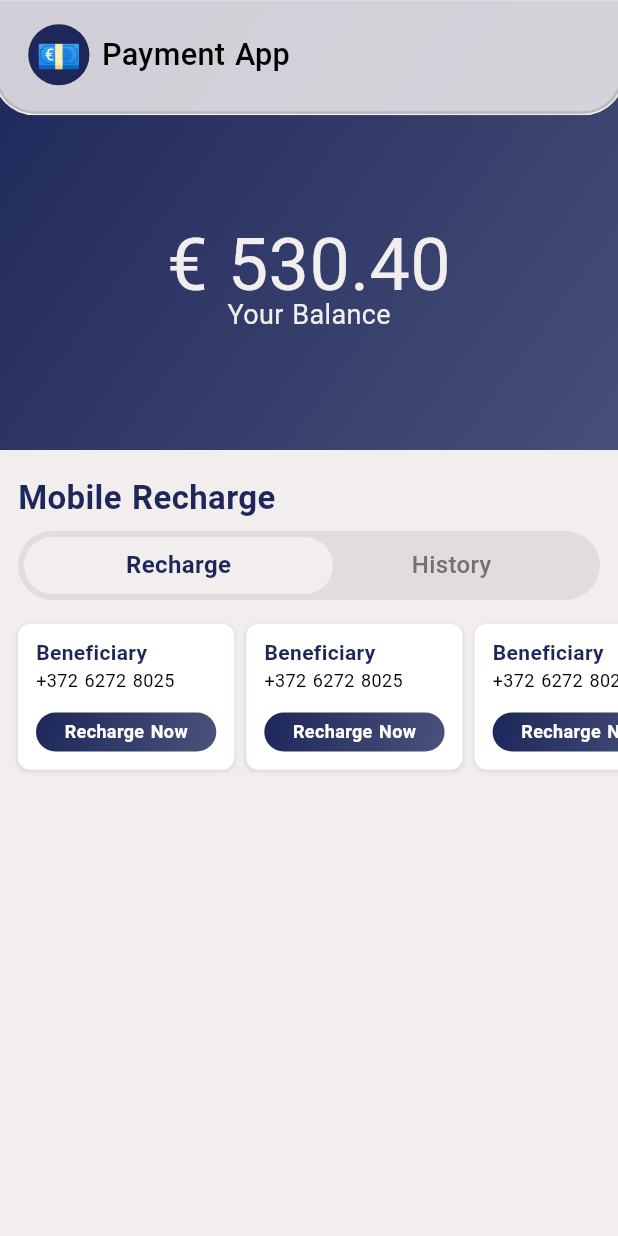
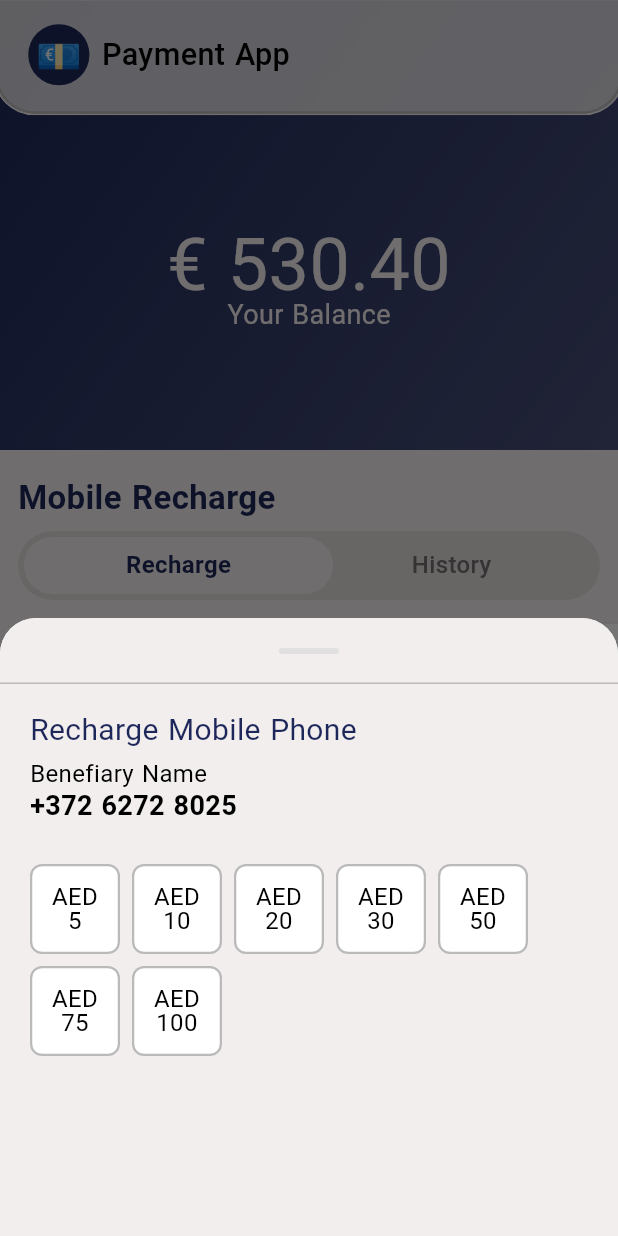
Before and after one commit to Solano-Furlan/payment-app, a Flutter app: the MobileRechargeScreen screen opened by its route, after a tap on "Recharge Now", on a phone screen of 412 x 824 dp. Run offline on Flutter 3.47's test engine with Material 3 defaults, Android fonts, the phone set to English and light mode, and no system bars; drawn by our look-alikes of glass_kit; our stand-ins replace auto_size_text, dio, equatable, flutter_bloc, flutter_keyboard_visibility, flutter_svg and 7 more; missing offline and left inert: debounce_throttle; accounts and stored records are empty.

Commit message:
feat: recharge bottom sheet

```diff
--- /dev/null
+++ b/lib/features/mobile_recharge/domain/recharge_data.model.dart
@@ -0,0 +1,8 @@
+class RechargeData {
+  RechargeData({
+    required this.name,
+    required this.value,
+  });
+  final String name;
+  final double value;
+}
--- a/lib/features/mobile_recharge/presentation/widgets/beneficiary_card.widget.dart
+++ b/lib/features/mobile_recharge/presentation/widgets/beneficiary_card.widget.dart
@@ -1,10 +1,13 @@
 import 'package:flutter/cupertino.dart';
 import 'package:flutter/material.dart';
+import 'package:payment_app/core/dependencies/dependencies.dart';
 import 'package:payment_app/core/design_system/helpers/screen_size.widget.helper.dart';
 import 'package:payment_app/core/design_system/theme/colors.dart';
 import 'package:payment_app/core/design_system/widgets/buttons/button.widget.dart';
 import 'package:payment_app/core/design_system/widgets/cards/core_card.widget.dart';
 import 'package:payment_app/core/design_system/widgets/texts/text.widget.dart';
+import 'package:payment_app/core/navigation/services/dialogs.service.dart';
+import 'package:payment_app/features/mobile_recharge/presentation/widgets/recharge_content.widget.dart';
 
 class BeneficiaryCard extends StatelessWidget {
   const BeneficiaryCard({super.key});
@@ -37,7 +40,9 @@ class BeneficiaryCard extends StatelessWidget {
           const Spacer(),
           UIButton(
             text: 'Recharge Now',
-            onPressed: () {},
+            onPressed: () => getIt<AppDialogsService>().showCoreBottomSheet(
+              content: const RechargeContent(),
+            ),
             height: 26,
             fontSize: 12,
           ),
--- /dev/null
+++ b/lib/features/mobile_recharge/presentation/widgets/recharge_content.widget.dart
@@ -0,0 +1,129 @@
+import 'package:flutter/cupertino.dart';
+import 'package:payment_app/core/design_system/theme/colors.dart';
+import 'package:payment_app/core/design_system/widgets/buttons/button.widget.dart';
+import 'package:payment_app/core/design_system/widgets/buttons/core_button.widget.dart';
+import 'package:payment_app/core/design_system/widgets/texts/text.widget.dart';
+import 'package:payment_app/features/mobile_recharge/domain/recharge_data.model.dart';
+
+class RechargeContent extends StatefulWidget {
+  const RechargeContent({super.key});
+
+  @override
+  State<RechargeContent> createState() => _RechargeContentState();
+}
+
+class _RechargeContentState extends State<RechargeContent> {
+  final List<RechargeData> rechargeData = [
+    RechargeData(
+      name: 'AED\n5',
+      value: 5,
+    ),
+    RechargeData(
+      name: 'AED\n10',
+      value: 10,
+    ),
+    RechargeData(
+      name: 'AED\n20',
+      value: 20,
+    ),
+    RechargeData(
+      name: 'AED\n30',
+      value: 30,
+    ),
+    RechargeData(
+      name: 'AED\n50',
+      value: 50,
+    ),
+    RechargeData(
+      name: 'AED\n75',
+      value: 75,
+    ),
+    RechargeData(
+      name: 'AED\n100',
+      value: 100,
+    ),
+  ];
+
+  RechargeData? selectedRechargeData;
+
+  @override
+  Widget build(BuildContext context) {
+    return Column(
+      crossAxisAlignment: CrossAxisAlignment.start,
+      children: [
+        const UIText(
+          'Recharge Mobile Phone',
+          color: AppColors.primary,
+          fontSize: 20,
+          fontWeight: FontWeight.w400,
+        ),
+        const SizedBox(height: 12),
+        const UIText(
+          'Benefiary Name',
+          fontSize: 16,
+          fontWeight: FontWeight.w400,
+        ),
+        const SizedBox(height: 4),
+        const UIText(
+          '+372 6272 8025',
+          fontSize: 18,
+          fontWeight: FontWeight.bold,
+        ),
+        const SizedBox(height: 30),
+        Wrap(
+          spacing: 8,
+          runSpacing: 8,
+          children: List.generate(
+            rechargeData.length,
+            (int index) => _buildItemCard(
+              rechargeData: rechargeData[index],
+            ),
+          ),
+        ),
+        const SizedBox(height: 30),
+        if (selectedRechargeData != null) ...[
+          UIButton(
+            text: 'Recharge',
+            onPressed: () {},
+          ),
+        ],
+      ],
+    );
+  }
+
+  Widget _buildItemCard({
+    required RechargeData rechargeData,
+  }) =>
+      UICoreButton(
+        onPressed: () => setState(
+          () => selectedRechargeData = rechargeData,
+        ),
+        child: Container(
+          width: 60,
+          height: 60,
+          decoration: BoxDecoration(
+            borderRadius: BorderRadius.circular(8),
+            border: Border.all(
+              width: 1.5,
+              color: selectedRechargeData == rechargeData
+                  ? AppColors.primary
+                  : AppColors.border,
+            ),
+            color: selectedRechargeData == rechargeData
+                ? AppColors.primary
+                : AppColors.white,
+          ),
+          alignment: Alignment.center,
+          child: UIText(
+            rechargeData.name,
+            textAlign: TextAlign.center,
+            fontWeight: selectedRechargeData == rechargeData
+                ? FontWeight.bold
+                : FontWeight.w400,
+            color: selectedRechargeData == rechargeData
+                ? AppColors.background
+                : AppColors.onBackground,
+          ),
+        ),
+      );
+}
```
